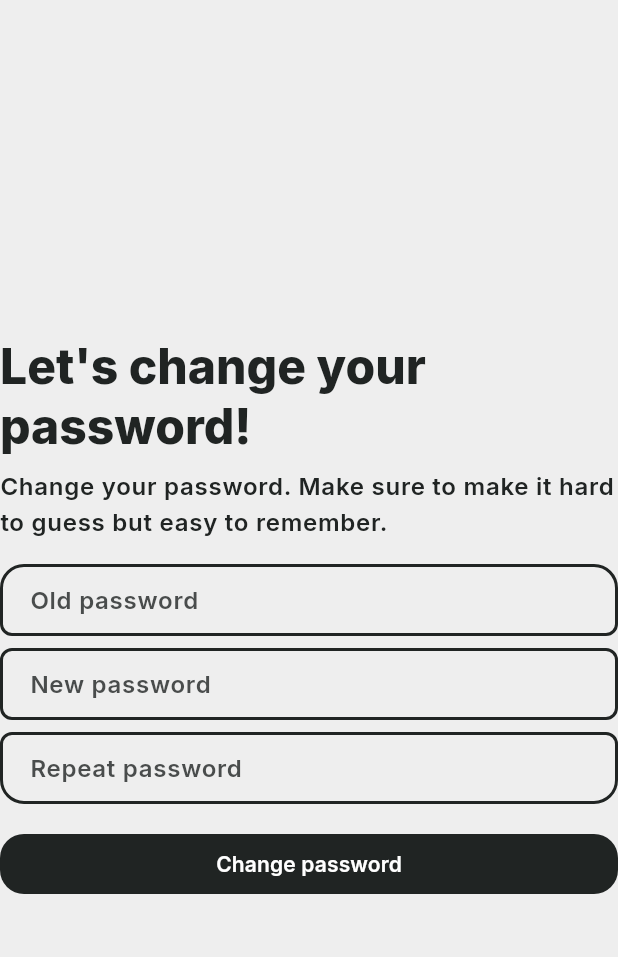
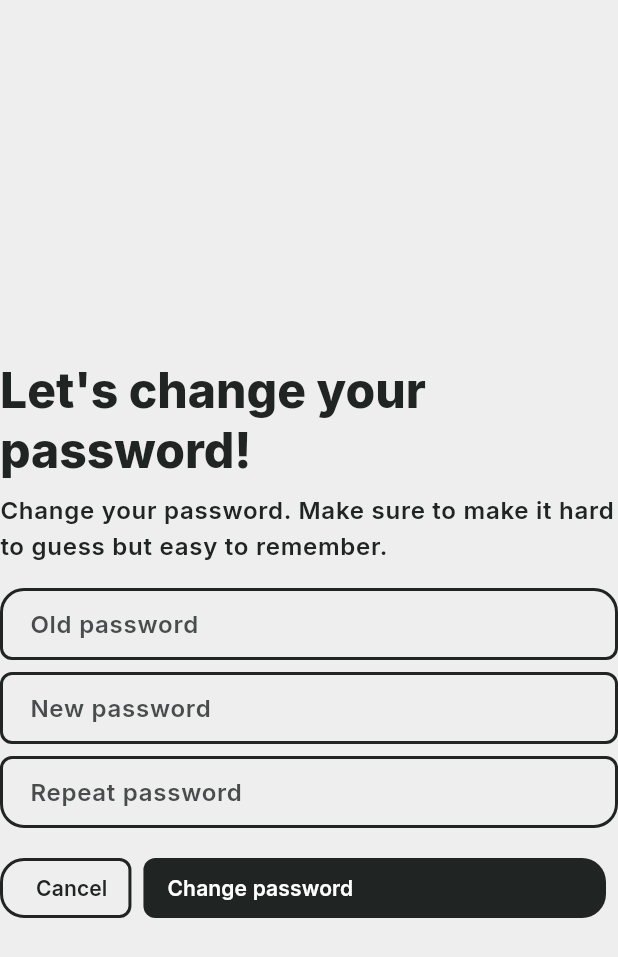
Before and after one commit to the-brown-foxx/thyme-admin, a Flutter app: the ChangePasswordBody widget shown alone on an empty page, opened directly with empty values, on a phone screen of 412 x 824 dp. Shown: the top 957 px of the screen. Run offline on Flutter 3.47's test engine with Material 3 defaults, Android fonts, the phone set to English and light mode, and no system bars; our stand-ins replace flutter_secure_storage, flutter_svg, go_router, google_fonts, rxdart; missing offline and left inert: window_manager; accounts and stored records are empty; network calls fail; project files that could hold a hidden picture were left out.

Commit message:
Fixed UI for register_car and change_password, added Cancel button.

```diff
--- a/lib/ui/page/change_password/change_password_page.dart
+++ b/lib/ui/page/change_password/change_password_page.dart
@@ -7,6 +7,7 @@ class ChangePasswordPage extends StatelessWidget {
   final TextEditingController newPasswordController;
   final TextEditingController repeatPasswordController;
   final VoidCallback? onChangePassword;
+  final VoidCallback? onCancel;
   final bool passwordIncorrect;
   final bool passwordTooShort;
   final bool passwordsDoNotMatch;
@@ -18,6 +19,7 @@ class ChangePasswordPage extends StatelessWidget {
     required this.newPasswordController,
     required this.repeatPasswordController,
     required this.onChangePassword,
+    required this.onCancel,
     required this.passwordIncorrect,
     required this.passwordTooShort,
     required this.passwordsDoNotMatch,
@@ -42,6 +44,7 @@ class ChangePasswordPage extends StatelessWidget {
                     newPasswordController: newPasswordController,
                     repeatPasswordController: repeatPasswordController,
                     onChangePassword: onChangePassword,
+                    onCancel: onCancel,
                     passwordIncorrect: passwordIncorrect,
                     passwordTooShort: passwordTooShort,
                     passwordsDoNotMatch: passwordsDoNotMatch,
--- a/lib/ui/page/change_password/component/change_password_body.dart
+++ b/lib/ui/page/change_password/component/change_password_body.dart
@@ -8,6 +8,7 @@ class ChangePasswordBody extends StatelessWidget {
   final TextEditingController newPasswordController;
   final TextEditingController repeatPasswordController;
   final VoidCallback? onChangePassword;
+  final VoidCallback? onCancel;
   final bool passwordIncorrect;
   final bool passwordTooShort;
   final bool passwordsDoNotMatch;
@@ -19,6 +20,7 @@ class ChangePasswordBody extends StatelessWidget {
     required this.newPasswordController,
     required this.repeatPasswordController,
     required this.onChangePassword,
+    required this.onCancel,
     required this.passwordIncorrect,
     required this.passwordTooShort,
     required this.passwordsDoNotMatch,
@@ -79,12 +81,29 @@ class ChangePasswordBody extends StatelessWidget {
           onSubmitted: (final _) => onChangePassword?.call(),
         ),
         const SizedBox(height: 16),
+        Row(
+          children: [
             HerbHubButton(
+              text: 'Cancel',
+              onPressed: onCancel,
+              roundedCorners:
+                  Edge.left, // Add rounded corner for the rightmost button
+              type: ButtonType
+                  .outlined, // Consider using outlined style for consistency
+              alignment: Alignment.centerRight,
+            ),
+            const SizedBox(width: 8),
+            Expanded(
+              child: HerbHubButton(
                 text: 'Change password',
                 onPressed: onChangePassword,
-          alignment: Alignment.center,
+                roundedCorners: Edge.right,
+                alignment: Alignment.centerLeft,
               ),
-        const SizedBox(height: 32),
+            ),
+            const SizedBox(width: 8),
+          ],
+        ),
       ],
     );
   }
--- a/lib/ui/page/change_password/component/change_password_card.dart
+++ b/lib/ui/page/change_password/component/change_password_card.dart
@@ -9,6 +9,7 @@ class ChangePasswordCard extends StatelessWidget {
   final TextEditingController newPasswordController;
   final TextEditingController repeatPasswordController;
   final VoidCallback? onChangePassword;
+  final VoidCallback? onCancel;
   final bool passwordIncorrect;
   final bool passwordTooShort;
   final bool passwordsDoNotMatch;
@@ -20,6 +21,7 @@ class ChangePasswordCard extends StatelessWidget {
     required this.newPasswordController,
     required this.repeatPasswordController,
     required this.onChangePassword,
+    required this.onCancel,
     required this.passwordIncorrect,
     required this.passwordTooShort,
     required this.passwordsDoNotMatch,
@@ -44,6 +46,7 @@ class ChangePasswordCard extends StatelessWidget {
                     newPasswordController: newPasswordController,
                     repeatPasswordController: repeatPasswordController,
                     onChangePassword: !loading ? onChangePassword : null,
+                    onCancel: !loading ? onCancel : null,
                     passwordIncorrect: passwordIncorrect,
                     passwordTooShort: passwordTooShort,
                     passwordsDoNotMatch: passwordsDoNotMatch,
--- a/lib/ui/page/change_password/stateful_change_password_page.dart
+++ b/lib/ui/page/change_password/stateful_change_password_page.dart
@@ -32,6 +32,10 @@ class _StatefulChangePasswordPageState
   var passwordsDoNotMatch = false;
   int? minPasswordLength;
   var loading = false;
+
+  void onCancel() {
+    Navigator.of(context).pop();
+  }
 
   void onChangePassword() async {
     setState(() => loading = true);
@@ -111,6 +115,7 @@ class _StatefulChangePasswordPageState
       newPasswordController: newPasswordController,
       repeatPasswordController: repeatPasswordController,
       onChangePassword: onChangePassword,
+      onCancel: onCancel,
       passwordIncorrect: passwordIncorrect,
       passwordTooShort: passwordTooShort,
       passwordsDoNotMatch: passwordsDoNotMatch,
--- a/lib/ui/page/home/register/component/register_car_body.dart
+++ b/lib/ui/page/home/register/component/register_car_body.dart
@@ -12,6 +12,7 @@ class RegisterCarBody extends StatelessWidget {
   final TextEditingController colorController;
   final TextEditingController ownerController;
   final VoidCallback? onRegisterCar;
+  final VoidCallback? onCancel;
   final bool registrationIdRequired;
   final bool makeRequired;
   final bool modelRequired;
@@ -28,6 +29,7 @@ class RegisterCarBody extends StatelessWidget {
     required this.colorController,
     required this.ownerController,
     required this.onRegisterCar,
+    required this.onCancel,
     required this.registrationIdRequired,
     required this.makeRequired,
     required this.modelRequired,
@@ -105,7 +107,7 @@ class RegisterCarBody extends StatelessWidget {
           children: [
             HerbHubButton(
               text: 'Cancel',
-              onPressed: () { throw UnimplementedError(); /* TODO */ },
+              onPressed: onCancel,
               roundedCorners: Edge.left,
               type: ButtonType.outlined,
               alignment: Alignment.centerRight,
--- a/lib/ui/page/home/register/component/register_car_card.dart
+++ b/lib/ui/page/home/register/component/register_car_card.dart
@@ -12,6 +12,7 @@ class RegisterCarCard extends StatelessWidget {
   final TextEditingController colorController;
   final TextEditingController ownerController;
   final VoidCallback? onRegisterCar;
+  final VoidCallback? onCancel;
   final bool registrationIdRequired;
   final bool makeRequired;
   final bool modelRequired;
@@ -29,6 +30,7 @@ class RegisterCarCard extends StatelessWidget {
     required this.colorController,
     required this.ownerController,
     required this.onRegisterCar,
+    required this.onCancel,
     required this.registrationIdRequired,
     required this.makeRequired,
     required this.modelRequired,
@@ -60,6 +62,7 @@ class RegisterCarCard extends StatelessWidget {
                       colorController: colorController,
                       ownerController: ownerController,
                       onRegisterCar: !loading ? onRegisterCar : null,
+                      onCancel: !loading ? onCancel : null,
                       registrationIdRequired: registrationIdRequired,
                       makeRequired: makeRequired,
                       modelRequired: modelRequired,
--- a/lib/ui/page/home/register/register_car_dialog.dart
+++ b/lib/ui/page/home/register/register_car_dialog.dart
@@ -11,6 +11,7 @@ class RegisterCarDialog extends StatelessWidget {
   final TextEditingController colorController;
   final TextEditingController ownerController;
   final VoidCallback? onRegisterCar;
+  final VoidCallback? onCancel;
   final bool registrationIdRequired;
   final bool makeRequired;
   final bool modelRequired;
@@ -28,6 +29,7 @@ class RegisterCarDialog extends StatelessWidget {
     required this.colorController,
     required this.ownerController,
     required this.onRegisterCar,
+    required this.onCancel,
     required this.registrationIdRequired,
     required this.makeRequired,
     required this.modelRequired,
@@ -56,6 +58,7 @@ class RegisterCarDialog extends StatelessWidget {
           colorController: colorController,
           ownerController: ownerController,
           onRegisterCar: onRegisterCar,
+          onCancel: onCancel,
           registrationIdRequired: registrationIdRequired,
           makeRequired: makeRequired,
           modelRequired: modelRequired,
--- a/lib/ui/page/home/register/stateful_register_car_dialog.dart
+++ b/lib/ui/page/home/register/stateful_register_car_dialog.dart
@@ -105,6 +105,7 @@ class _StatefulRegisterCarDialogState extends State<StatefulRegisterCarDialog> {
       colorController: colorController,
       ownerController: ownerController,
       onRegisterCar: onRegisterCar,
+      onCancel: onCancel,
       registrationIdRequired: registrationIdRequired,
       makeRequired: makeRequired,
       modelRequired: modelRequired,
@@ -113,6 +114,10 @@ class _StatefulRegisterCarDialogState extends State<StatefulRegisterCarDialog> {
       ownerRequired: ownerRequired,
       loading: loading,
     );
+  }
+
+  void onCancel() {
+    Navigator.of(context).pop();
   }
 
   void onRegisterCar() async {
```
Lines whose indentation alone changed are shown as unchanged.
